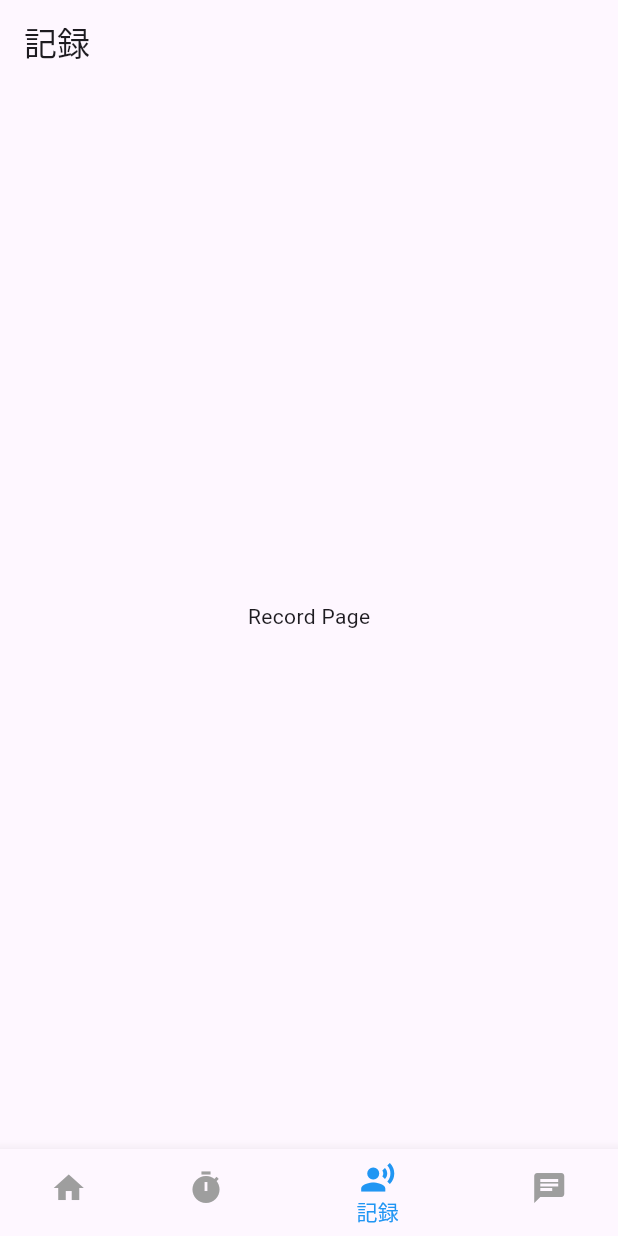
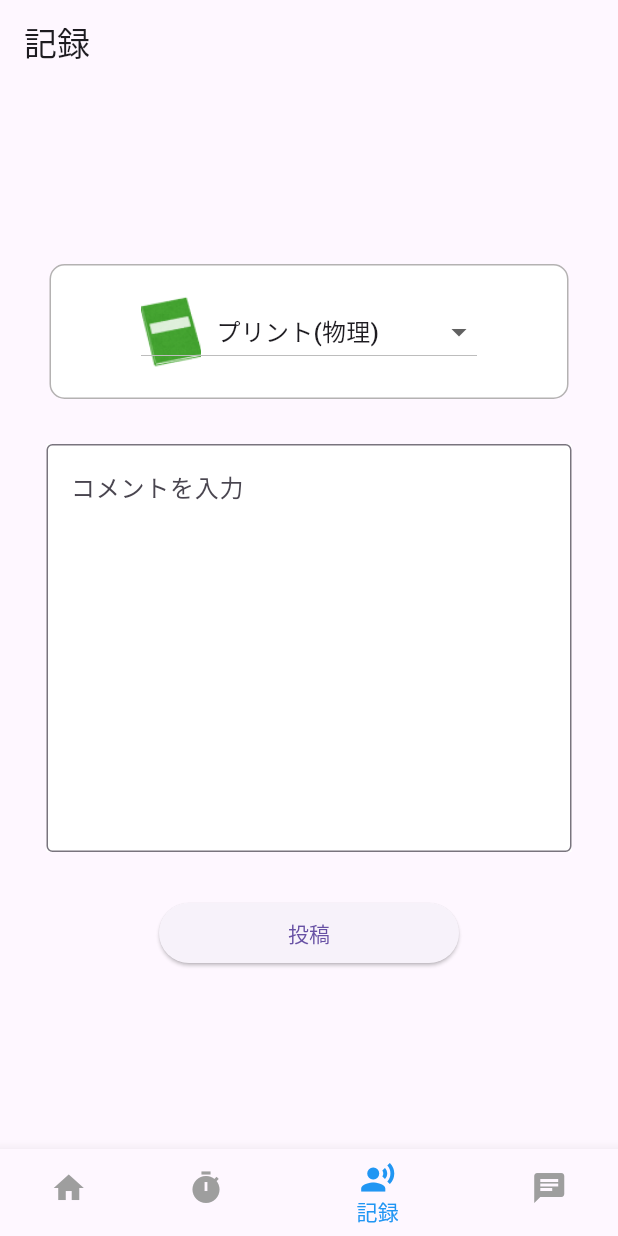
Before and after one commit to east-kite/co_study, a Flutter app: the screen it shows after launch, item 3 of the bottom bar chosen, on a phone screen of 412 x 824 dp. Run offline on Flutter 3.47's test engine with Material 3 defaults, Android fonts, the phone set to English and light mode, and no system bars; statements that could not run were skipped.

Commit message:
add record_page

```diff
--- a/lib/widgets/record_page.dart
+++ b/lib/widgets/record_page.dart
@@ -1,14 +1,88 @@
 import 'package:flutter/material.dart';
 
-class RecordPage extends StatelessWidget {
+class RecordPage extends StatefulWidget {
+  @override
+  _RecordPageState createState() => _RecordPageState();
+}
+
+class _RecordPageState extends State<RecordPage> {
+  TextEditingController _commentController = TextEditingController();
+
+  @override
+  void dispose() {
+    _commentController.dispose();
+    super.dispose();
+  }
+
   @override
   Widget build(BuildContext context) {
     return Scaffold(
-        appBar: AppBar(
-          title: Text('記録'), // ここにグループ名を動的に設定する必要があります
+      appBar: AppBar(
+        title: const Text('記録'),
+      ),
+      body: Center(
+        child: Column(
+          mainAxisAlignment: MainAxisAlignment.center,
+          children: [
+            Container(
+              padding: const EdgeInsets.symmetric(vertical: 20, horizontal: 60),
+              decoration: BoxDecoration(
+                color: Colors.white,
+                border:
+                    Border.all(color: const Color.fromARGB(255, 180, 178, 178)),
+                borderRadius: BorderRadius.circular(10),
+              ),
+              child: DropdownButton<String>(
+                value: 'プリント(物理)',
+                onChanged: (String? newValue) {},
+                items: <String>['プリント(物理)', '参考書(物理)', '過去問(物理)']
+                    .map<DropdownMenuItem<String>>((String value) {
+                  return DropdownMenuItem<String>(
+                    value: value,
+                    child: SizedBox(
+                      width: 200,
+                      child: Row(
+                        children: <Widget>[
+                          Image.asset('images/book.png'),
+                          const SizedBox(width: 10),
+                          Text(value),
+                        ],
+                      ),
+                    ),
+                  );
+                }).toList(),
+              ),
+            ),
+            const SizedBox(height: 30),
+            Container(
+              decoration: BoxDecoration(
+                color: Colors.white,
+              ),
+              child: SizedBox(
+                width: 350,
+                child: TextField(
+                  controller: _commentController,
+                  decoration: InputDecoration(
+                    border: OutlineInputBorder(),
+                    hintText: 'コメントを入力',
+                  ),
+                  maxLines: 10,
+                ),
+              ),
+            ),
+            const SizedBox(height: 30),
+            SizedBox(
+              width: 200,
+              child: ElevatedButton(
+                onPressed: () {
+                  _commentController.clear(); // コメントクリア
+                },
+                child: const Text('投稿'),
+              ),
+            ),
+          ],
         ),
-        body: Center(
-          child: Text('Record Page'),
-        ));
+      ),
+    );
   }
 }
```
